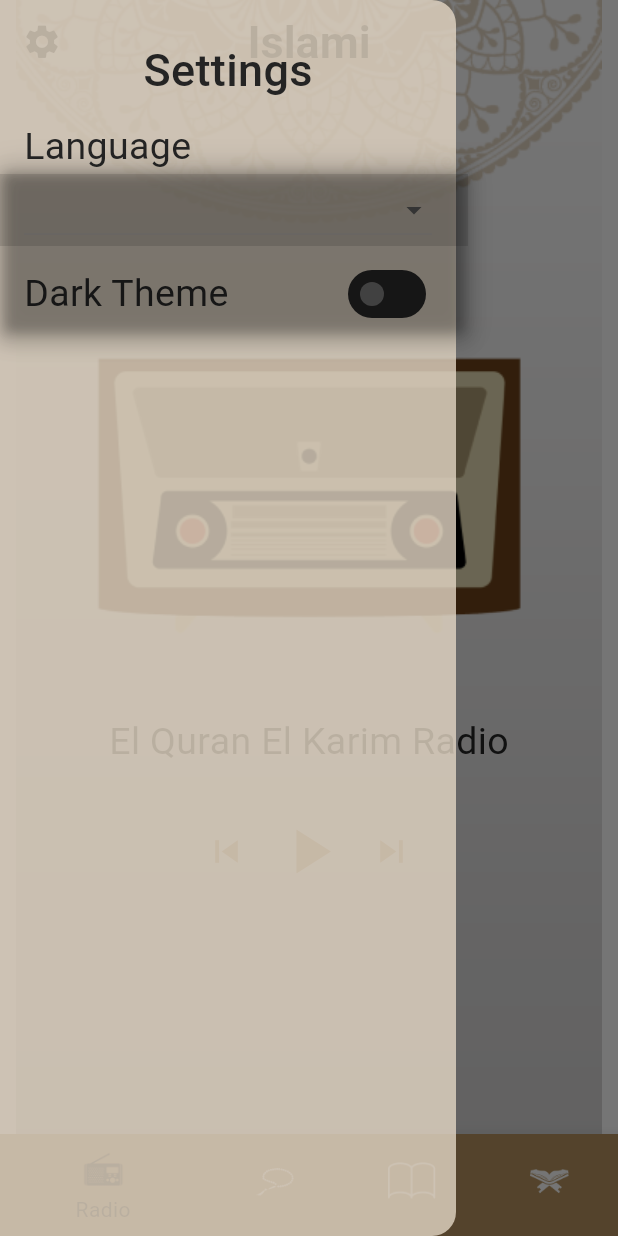
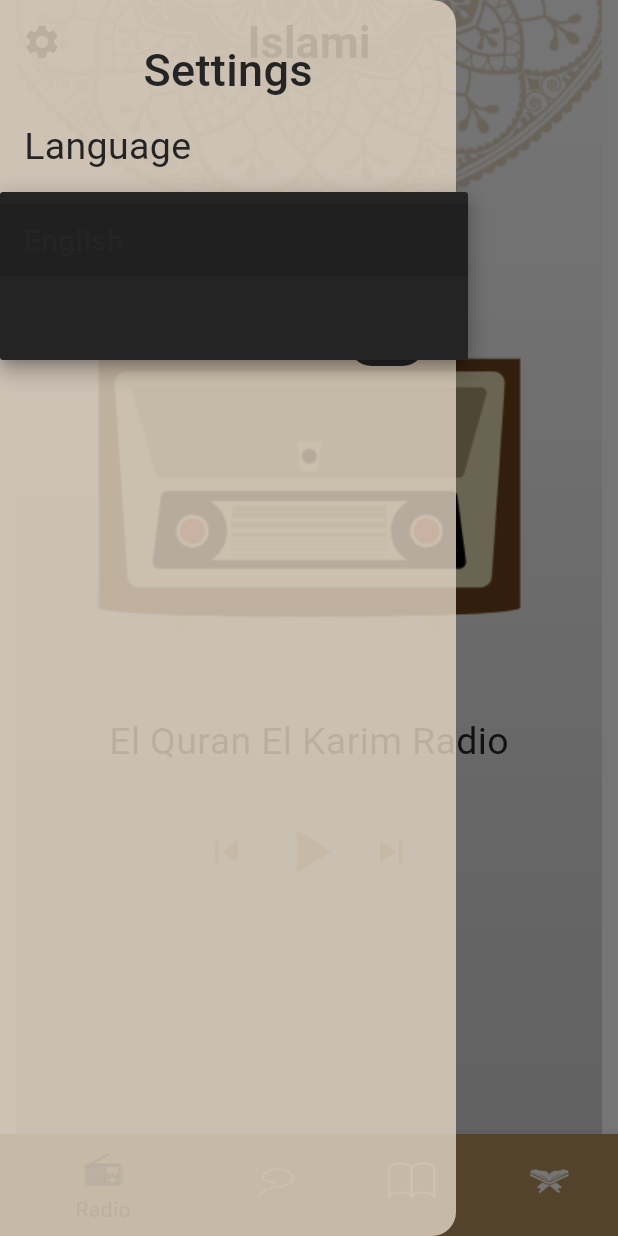
Before and after one commit to Mariamshahir/islamic_app, a Flutter app: the screen it shows after launch, in the side drawer, after a tap on "English", on a phone screen of 412 x 824 dp. Run offline on Flutter 3.47's test engine with Material 3 defaults, Android fonts, the phone set to English and light mode, and no system bars; generated files the repository leaves out were written again.

Commit message:
Finished theming.

```diff
--- a/lib/main.dart
+++ b/lib/main.dart
@@ -27,13 +27,13 @@ class MyApp extends StatelessWidget {
     ThemeProvider themeProvider=Provider.of(context);
     return MaterialApp(
       debugShowCheckedModeBanner: false,
-      localizationsDelegates: [
+      localizationsDelegates: const[
         AppLocalizations.delegate,
         GlobalMaterialLocalizations.delegate,
         GlobalWidgetsLocalizations.delegate,
         GlobalCupertinoLocalizations.delegate,
       ],
-      supportedLocales: [
+      supportedLocales: const[
         Locale("en"),
         Locale("ar")
       ],
--- a/lib/splash.dart
+++ b/lib/splash.dart
@@ -16,12 +16,11 @@ class _SplashState extends State<Splash> {
   @override
   Widget build(BuildContext context) {
     themeProvider = Provider.of(context);
-    return Scaffold(
-      body: Container(
-        decoration: BoxDecoration(
-          image: DecorationImage(image: AssetImage(themeProvider.splash)),
-        ),
+    return Container(
+      decoration: BoxDecoration(
+        image: DecorationImage(image: AssetImage(themeProvider.splash)),
       ),
+      child: Scaffold(),
     );
   }
 @override
--- a/lib/taps/settings/settingstab.dart
+++ b/lib/taps/settings/settingstab.dart
@@ -1,7 +1,6 @@
 import 'package:flutter/material.dart';
 import 'package:islamic/provider/language_provider.dart';
 import 'package:islamic/provider/theme_provider.dart';
-import 'package:shared_preferences/shared_preferences.dart';
 import 'package:islamic/utils/app_colors.dart';
 import 'package:islamic/utils/app_language.dart';
 import 'package:provider/provider.dart';
@@ -17,27 +16,11 @@ class _SettingsState extends State<Settings> {
   String selectLanguage = "en";
   late LanguageProvider provider;
   late ThemeProvider themeProvider;
-  late Future<SharedPreferences> _prefsFuture;
-
-  @override
-  void initState() {
-    super.initState();
-    _prefsFuture = SharedPreferences.getInstance();
-  }
 
   @override
   Widget build(BuildContext context) {
-    provider = Provider.of<LanguageProvider>(context);
-    themeProvider = Provider.of<ThemeProvider>(context);
-    return FutureBuilder<SharedPreferences>(
-      future: _prefsFuture,
-      builder: (context, snapshot) {
-        if (snapshot.connectionState == ConnectionState.waiting) {
-          return CircularProgressIndicator(); // Or any other loading indicator
-        }
-
-        final prefs = snapshot.data!;
-        selectLanguage = prefs.getString('language') ?? 'en';
+    provider = Provider.of(context);
+    themeProvider = Provider.of(context);
 
     return Container(
       padding: EdgeInsets.symmetric(vertical: 25, horizontal: 16),
@@ -49,42 +32,46 @@ class _SettingsState extends State<Settings> {
           ),
           SizedBox(height: 12,),
           Text(context.getLocalizations.language, style: themeProvider.smallTitleTextStyle),
-              buildLanguageDropDownButton(prefs),
-              SizedBox(height: 8,),
-              buildThemeSwitchRow(prefs),
+          SizedBox(height: 20,),
+          buildLanguageDropDownButton(),
+          SizedBox(height: 20,),
+          buildThemeSwitchRow(),
         ],
       ),
     );
-      },
-    );
   }
 
-  Widget buildLanguageDropDownButton(SharedPreferences prefs) {
+  Widget buildLanguageDropDownButton() {
     return DropdownButton<String>(
-      items: [
-        DropdownMenuItem(value: "en", child: Text("English", style: TextStyle(fontSize: 16))),
-        DropdownMenuItem(value: "ar", child: Text("العربيه", style: TextStyle(fontSize: 16))),
+      items: const[
+        DropdownMenuItem(
+            value: "en",
+            child: Text("English", style: TextStyle(fontSize: 20))),
+        DropdownMenuItem(
+            value: "ar",
+            child: Text("العربيه", style: TextStyle(fontSize: 20))),
       ],
       value: selectLanguage,
       isExpanded: true,
       onChanged: (newValue) {
         selectLanguage = newValue!;
         provider.setCurrentLocale(selectLanguage);
-        prefs.setString('language', selectLanguage);
         setState(() {});
       },
     );
   }
 
-  Widget buildThemeSwitchRow(SharedPreferences prefs) {    return Row(
+  Widget buildThemeSwitchRow() {
+    return Row(
       children: [
-      Text(context.getLocalizations.darkTheme,style: themeProvider.smallTitleTextStyle,),
-      Spacer(),
-      Switch(activeColor: Provider.of(context),activeTrackColor: AppColors.lightBlack,
+        Text(context.getLocalizations.darkTheme, style: themeProvider.smallTitleTextStyle,),
+        const Spacer(),
+        Switch(
+            activeColor: Provider.of(context),
+            activeTrackColor: AppColors.lightBlack,
             value: themeProvider.currentTheme == ThemeMode.dark,
-          onChanged: (newValue){
+            onChanged: (newValue) {
               themeProvider.toggleTheme(newValue);
-            prefs.setBool('isDarkMode', newValue);
             })
       ],
     );
--- a/lib/utils/aap_theme.dart
+++ b/lib/utils/aap_theme.dart
@@ -79,8 +79,8 @@ abstract class AppTheme{
         onError: AppColors.error,
         background: AppColors.transparent,
         onBackground: AppColors.transparent,
-        surface: AppColors.transparent,
-        onSurface: AppColors.transparent),
+        surface: AppColors.lightBlack,
+        onSurface: AppColors.lightBlack),
     iconTheme: const IconThemeData(color: AppColors.brown),
     bottomNavigationBarTheme: const BottomNavigationBarThemeData(
         backgroundColor: AppColors.orange,
@@ -91,14 +91,6 @@ abstract class AppTheme{
     ),
     switchTheme: SwitchThemeData(thumbColor: MaterialStateColor.resolveWith((states) => AppColors.gray),
       trackColor: MaterialStateColor.resolveWith((states) => AppColors.lightBlack),
-    ),
-    dropdownMenuTheme: DropdownMenuThemeData(
-      textStyle: TextStyle(
-        color: Colors.white,
-        shadows: [
-          Shadow(color: Colors.grey),
-        ],
-      ),
     ),
   );
   static  ThemeData darkTheme= ThemeData(
@@ -120,8 +112,8 @@ abstract class AppTheme{
           onError: AppColors.error,
           background: AppColors.transparent,
           onBackground: AppColors.transparent,
-          surface: AppColors.transparent,
-          onSurface: AppColors.transparent),
+          surface: Colors.white,
+          onSurface: Colors.white),
       iconTheme: const IconThemeData(color: AppColors.darkBlue),
       bottomNavigationBarTheme: const BottomNavigationBarThemeData(
           backgroundColor: AppColors.darkBlue,
@@ -134,14 +126,5 @@ abstract class AppTheme{
         thumbColor: MaterialStateColor.resolveWith((states) => AppColors.cramy),
         trackColor: MaterialStateColor.resolveWith((states) => AppColors.gray),
       ),
-      // dropdownMenuTheme: DropdownMenuThemeData(
-      //   menuStyle: MenuStyle(backgroundColor: AppColors.brown),
-      //   textStyle: TextStyle(
-      //   color: Colors.white,
-      //   fontSize: 25,
-      //   shadows: [
-      //     Shadow(color: Colors.grey),
-      //   ],
-      // ),),
   );
 }
--- a/lib/utils/app_assets.dart
+++ b/lib/utils/app_assets.dart
@@ -1,5 +1,4 @@
 abstract class AppAssets{
-  static const String splash = "assets/images/splash.png";
   static const String background = "assets/images/main_background.png";
   static const String ahadethTapLogo = "assets/images/ahadeth_tap_logo.png";
   static const String quranTapLogo = "assets/images/quran_tap_logo.png";
@@ -12,4 +11,5 @@ abstract class AppAssets{
   static const String darkBackGround = "assets/images/dark_background.png";
   static const String darkSplash = "assets/images/dark_spalsh.png";
   static const String darkSebha = "assets/images/dark_sebha.png";
+  static const String splash = "assets/images/spalsh.png";
 }
```
Also changed, not shown: assets/images/spalsh.png (added), assets/images/splash.png (deleted). Lines whose indentation alone changed are shown as unchanged.
